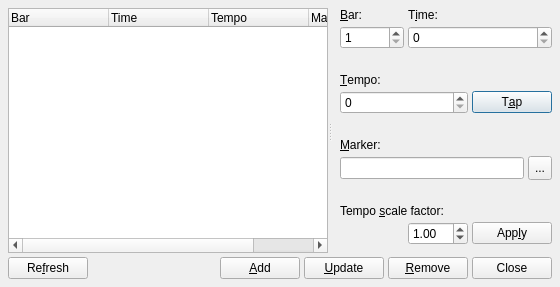
First picture: the form in src/qtractorTimeScaleForm.ui, repository rncbc/qtractor, before the edit.
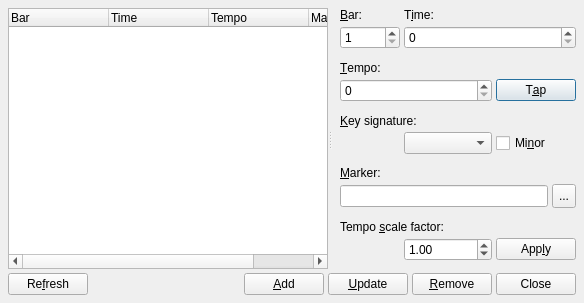
Second picture: the form after the edit. Icons and pictures are not drawn. Custom widgets are drawn as their Qt base class.

Commit message: [xkeysig] First attempt to support basic key-signature map (thru Markers interface). (4)

```diff
--- a/src/qtractorTimeScaleForm.ui
+++ b/src/qtractorTimeScaleForm.ui
@@ -265,6 +265,89 @@
         </spacer>
        </item>
        <item row="6" column="0" colspan="4">
+        <widget class="QLabel" name="KeySignatureTextLabel">
+         <property name="sizePolicy">
+          <sizepolicy hsizetype="Expanding" vsizetype="Fixed">
+           <horstretch>0</horstretch>
+           <verstretch>0</verstretch>
+          </sizepolicy>
+         </property>
+         <property name="minimumSize">
+          <size>
+           <width>80</width>
+           <height>0</height>
+          </size>
+         </property>
+         <property name="text">
+          <string>&amp;Key signature:</string>
+         </property>
+         <property name="buddy">
+          <cstring>KeySignatureAccidentalsComboBox</cstring>
+         </property>
+        </widget>
+       </item>
+       <item row="7" column="0">
+        <spacer>
+         <property name="orientation">
+          <enum>Qt::Horizontal</enum>
+         </property>
+         <property name="sizeHint">
+          <size>
+           <width>20</width>
+           <height>8</height>
+          </size>
+         </property>
+        </spacer>
+       </item>
+       <item row="7" column="1">
+        <widget class="QComboBox" name="KeySignatureAccidentalsComboBox">
+         <property name="sizePolicy">
+          <sizepolicy hsizetype="Expanding" vsizetype="Fixed">
+           <horstretch>0</horstretch>
+           <verstretch>0</verstretch>
+          </sizepolicy>
+         </property>
+         <property name="minimumSize">
+          <size>
+           <width>80</width>
+           <height>0</height>
+          </size>
+         </property>
+         <property name="toolTip">
+          <string>Key signature (accidentals)</string>
+         </property>
+         <property name="editable" >
+          <bool>false</bool>
+         </property>
+        </widget>
+       </item>
+       <item row="7" column="2" colspan="2">
+        <widget class="QCheckBox" name="KeySignatureMinorCheckBox">
+         <property name="text">
+          <string>Mi&amp;nor</string>
+         </property>
+         <property name="toolTip">
+          <string>Key signature (minor)</string>
+         </property>
+        </widget>
+       </item>
+       <item row="8" column="0" colspan="4">
+        <spacer>
+         <property name="orientation">
+          <enum>Qt::Vertical</enum>
+         </property>
+         <property name="sizeType">
+          <enum>QSizePolicy::MinimumExpanding</enum>
+         </property>
+         <property name="sizeHint">
+          <size>
+           <width>20</width>
+           <height>8</height>
+          </size>
+         </property>
+        </spacer>
+       </item>
+       <item row="9" column="0" colspan="4">
         <widget class="QLabel" name="MarkerTextLabel">
          <property name="text">
           <string>&amp;Marker:</string>
@@ -274,14 +357,14 @@
          </property>
         </widget>
        </item>
-       <item row="7" column="0" colspan="3">
+       <item row="10" column="0" colspan="3">
         <widget class="QLineEdit" name="MarkerTextLineEdit">
          <property name="toolTip">
           <string>Marker text</string>
          </property>
         </widget>
        </item>
-       <item row="7" column="3">
+       <item row="10" column="3">
         <widget class="QToolButton" name="MarkerColorToolButton">
          <property name="minimumSize">
           <size>
@@ -300,7 +383,7 @@
          </property>
         </widget>
        </item>
-       <item row="8" column="0" colspan="4">
+       <item row="11" column="0" colspan="4">
         <spacer>
          <property name="orientation">
           <enum>Qt::Vertical</enum>
@@ -316,7 +399,7 @@
          </property>
         </spacer>
        </item>
-       <item row="9" column="0" colspan="4">
+       <item row="12" column="0" colspan="4">
         <widget class="QLabel" name="TempoFactorTextLabel">
          <property name="text">
           <string>Tempo &amp;scale factor:</string>
@@ -326,7 +409,7 @@
          </property>
         </widget>
        </item>
-       <item row="10" column="0">
+       <item row="13" column="0">
         <spacer>
          <property name="orientation">
           <enum>Qt::Horizontal</enum>
@@ -339,7 +422,7 @@
          </property>
         </spacer>
        </item>
-       <item row="10" column="1">
+       <item row="13" column="1">
         <widget class="QDoubleSpinBox" name="TempoFactorSpinBox">
          <property name="minimumSize">
           <size>
@@ -370,7 +453,7 @@
          </property>
         </widget>
        </item>
-	   <item row="10" column="2" colspan="2">
+	   <item row="13" column="2" colspan="2">
         <widget class="QPushButton" name="TempoFactorPushButton">
          <property name="text">
           <string>App&amp;ly</string>
```
Left out of the diff: 4 changed lines with no effect on the pictures. The commit also changes 2 other files.
